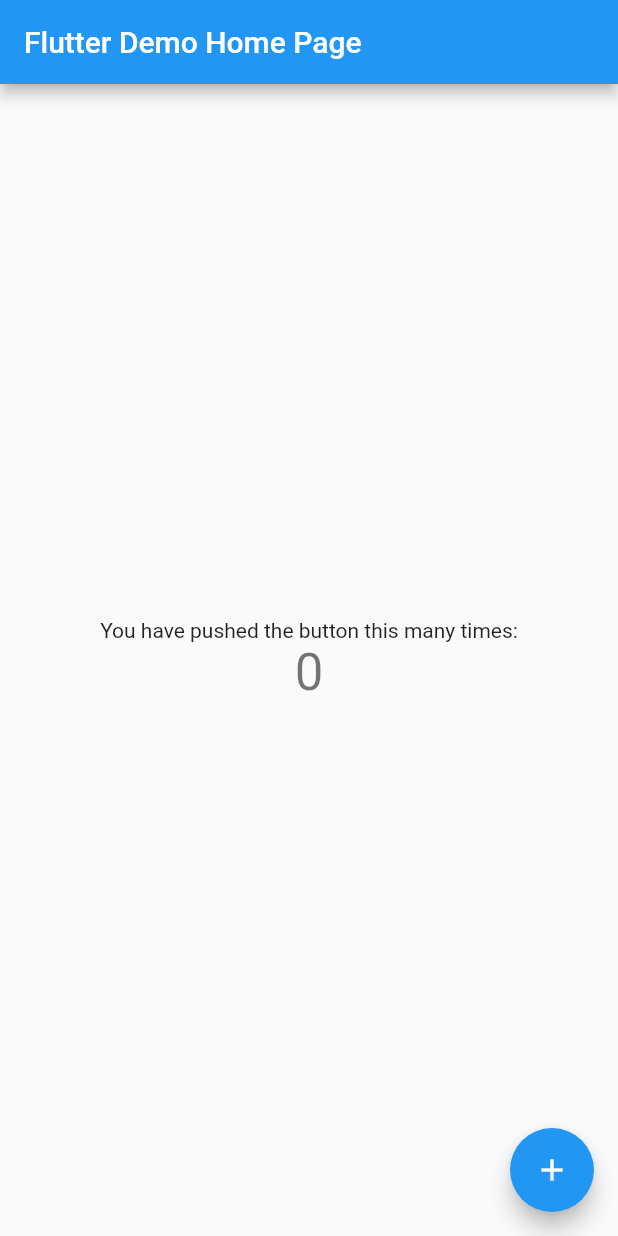
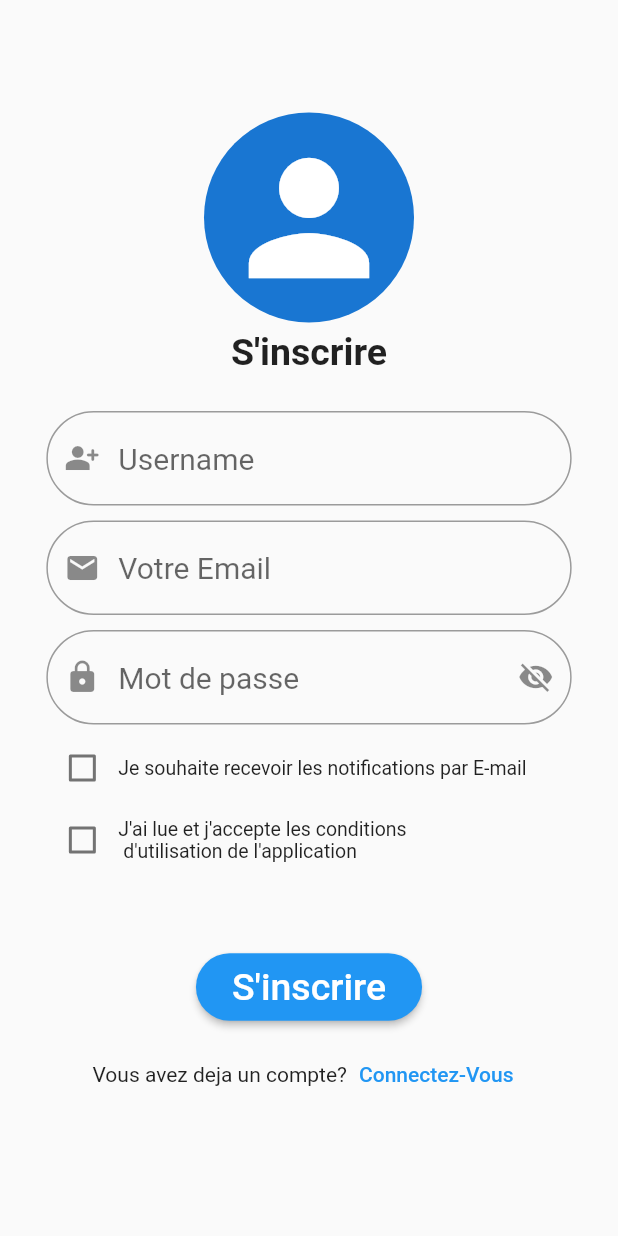
Before and after one commit to danofred00/TopQuizzApp, a Flutter app: the screen it shows after launch, on a phone screen of 412 x 824 dp. Run offline on Flutter 3.47's test engine with Material 2 defaults, Android fonts, the phone set to English and light mode, and no system bars.

Commit message:
Adding home's Login From

```diff
--- a/lib/main.dart
+++ b/lib/main.dart
@@ -1,4 +1,7 @@
 import 'package:flutter/material.dart';
+import 'package:top_quizz_project/screens/sign_screen/forgot_pwd_screen.dart';
+import 'package:top_quizz_project/screens/sign_screen/sign_in_screen.dart';
+import 'package:top_quizz_project/screens/sign_screen/sign_up_screen.dart';
 
 void main() {
   runApp(const MyApp());
@@ -11,105 +14,12 @@
   @override
   Widget build(BuildContext context) {
     return MaterialApp(
-      title: 'Flutter Demo',
+      title: 'TopQuizz',
       theme: ThemeData(
-        // This is the theme of your application.
-        //
-        // Try running your application with "flutter run". You'll see the
-        // application has a blue toolbar. Then, without quitting the app, try
-        // changing the primarySwatch below to Colors.green and then invoke
-        // "hot reload" (press "r" in the console where you ran "flutter run",
-        // or simply save your changes to "hot reload" in a Flutter IDE).
-        // Notice that the counter didn't reset back to zero; the application
-        // is not restarted.
         primarySwatch: Colors.blue,
       ),
-      home: const MyHomePage(title: 'Flutter Demo Home Page'),
+      debugShowCheckedModeBanner: false,
+      home: const SignUpPage(),
     );
   }
 }
-
-class MyHomePage extends StatefulWidget {
-  const MyHomePage({super.key, required this.title});
-
-  // This widget is the home page of your application. It is stateful, meaning
-  // that it has a State object (defined below) that contains fields that affect
-  // how it looks.
-
-  // This class is the configuration for the state. It holds the values (in this
-  // case the title) provided by the parent (in this case the App widget) and
-  // used by the build method of the State. Fields in a Widget subclass are
-  // always marked "final".
-
-  final String title;
-
-  @override
-  State<MyHomePage> createState() => _MyHomePageState();
-}
-
-class _MyHomePageState extends State<MyHomePage> {
-  int _counter = 0;
-
-  void _incrementCounter() {
-    setState(() {
-      // This call to setState tells the Flutter framework that something has
-      // changed in this State, which causes it to rerun the build method below
-      // so that the display can reflect the updated values. If we changed
-      // _counter without calling setState(), then the build method would not be
-      // called again, and so nothing would appear to happen.
-      _counter++;
-    });
-  }
-
-  @override
-  Widget build(BuildContext context) {
-    // This method is rerun every time setState is called, for instance as done
-    // by the _incrementCounter method above.
-    //
-    // The Flutter framework has been optimized to make rerunning build methods
-    // fast, so that you can just rebuild anything that needs updating rather
-    // than having to individually change instances of widgets.
-    return Scaffold(
-      appBar: AppBar(
-        // Here we take the value from the MyHomePage object that was created by
-        // the App.build method, and use it to set our appbar title.
-        title: Text(widget.title),
-      ),
-      body: Center(
-        // Center is a layout widget. It takes a single child and positions it
-        // in the middle of the parent.
-        child: Column(
-          // Column is also a layout widget. It takes a list of children and
-          // arranges them vertically. By default, it sizes itself to fit its
-          // children horizontally, and tries to be as tall as its parent.
-          //
-          // Invoke "debug painting" (press "p" in the console, choose the
-          // "Toggle Debug Paint" action from the Flutter Inspector in Android
-          // Studio, or the "Toggle Debug Paint" command in Visual Studio Code)
-          // to see the wireframe for each widget.
-          //
-          // Column has various properties to control how it sizes itself and
-          // how it positions its children. Here we use mainAxisAlignment to
-          // center the children vertically; the main axis here is the vertical
-          // axis because Columns are vertical (the cross axis would be
-          // horizontal).
-          mainAxisAlignment: MainAxisAlignment.center,
-          children: <Widget>[
-            const Text(
-              'You have pushed the button this many times:',
-            ),
-            Text(
-              '$_counter',
-              style: Theme.of(context).textTheme.headline4,
-            ),
-          ],
-        ),
-      ),
-      floatingActionButton: FloatingActionButton(
-        onPressed: _incrementCounter,
-        tooltip: 'Increment',
-        child: const Icon(Icons.add),
-      ), // This trailing comma makes auto-formatting nicer for build methods.
-    );
-  }
-}
--- /dev/null
+++ b/lib/screens/sign_screen/global_components.dart
@@ -0,0 +1,92 @@
+import 'package:flutter/material.dart';
+
+class SignScreenIconWidget extends StatelessWidget {
+  final String text;
+  const SignScreenIconWidget(this.text, {super.key});
+
+  @override
+  Widget build(BuildContext context) {
+    return Column(children: <Widget>[
+      SizedBox(
+        height: 50,
+      ),
+      // Icon Area
+      const Padding(
+          padding: EdgeInsets.all(5),
+          child: CircleAvatar(
+            radius: 70,
+            child: Icon(
+              Icons.person,
+              size: 120,
+            ),
+          )),
+      Text(
+        text,
+        style: const TextStyle(fontSize: 25, fontWeight: FontWeight.bold),
+      )
+    ]);
+  }
+}
+
+class SignScreenTextForm extends StatelessWidget {
+
+  final String hintText;
+  final TextInputType keyboardType;
+  final Icon icon;
+  Widget? suffixIcon;
+  final bool obscureText;
+
+  SignScreenTextForm(
+      {required this.hintText,
+      this.keyboardType = TextInputType.text,
+      required this.icon,
+      this.suffixIcon,
+      this.obscureText = false,
+      super.key});
+
+  @override
+  Widget build(BuildContext context) {
+    return Container(
+      margin: const EdgeInsets.symmetric(vertical: 5),
+      child: TextFormField(
+        keyboardType: keyboardType,
+        decoration:
+            InputDecoration(
+              border: const OutlineInputBorder(
+                borderRadius: BorderRadius.all(Radius.circular(50))
+              ),
+              prefixIcon: icon,
+              suffixIcon: suffixIcon,
+              hintText: hintText,
+            ),
+
+        obscureText: obscureText,
+        style: const TextStyle(fontSize: 20),
+      ),
+    );
+  }
+}
+
+class SignScreenButtonForm extends StatelessWidget {
+
+  final String text;
+  final void Function() onPressed;
+
+  const SignScreenButtonForm({required this.text, required this.onPressed, super.key});
+
+  @override
+  Widget build(BuildContext context) {
+    return ElevatedButton(
+      onPressed: onPressed,
+      child: Padding(
+        padding: const EdgeInsets.all(8.0),
+        child: Text(text, style: const TextStyle(fontSize: 25,),),
+      ),
+      style: ButtonStyle(
+        shape: MaterialStatePropertyAll<RoundedRectangleBorder>(RoundedRectangleBorder(
+          borderRadius: BorderRadius.all(Radius.circular(30))
+        ))
+      ),
+    );
+  }
+}
--- /dev/null
+++ b/lib/screens/sign_screen/sign_up_screen.dart
@@ -0,0 +1,140 @@
+import 'package:flutter/material.dart';
+import 'global_components.dart';
+
+class SignUpPage extends StatefulWidget {
+  const SignUpPage({super.key});
+
+  @override
+  State<SignUpPage> createState() => _SignUpPageState();
+}
+
+class _SignUpPageState extends State<SignUpPage> {
+  final GlobalKey _formKey = GlobalKey<FormState>();
+  bool _enableNotif = false;
+  bool _showedPassword = false;
+
+  _SignUpPageState();
+
+  @override
+  Widget build(BuildContext context) {
+    return Scaffold(
+      body: SingleChildScrollView(
+        padding: const EdgeInsets.symmetric(vertical: 20),
+        child: Row(
+          mainAxisAlignment: MainAxisAlignment.spaceAround,
+          children: [
+            Column(
+              children: <Widget>[
+                const SignScreenIconWidget("S'inscrire"),
+
+                const SizedBox(
+                  height: 20,
+                ),
+                // form section
+                Container(
+                  width: (MediaQuery.of(context).size.width * 85) / 100,
+                  child: Form(
+                    key: _formKey,
+                    child: Column(
+                      children: [
+
+                        // input name area
+                        SignScreenTextForm(
+                          hintText: 'Username',
+                          icon: const Icon(Icons.person_add_alt_rounded),
+                          keyboardType: TextInputType.text,
+                        ),
+
+                        // input email area
+                        SignScreenTextForm(
+                          hintText: 'Votre Email',
+                          icon: const Icon(Icons.mail),
+                          keyboardType: TextInputType.emailAddress,
+                        ),
+
+                        // input password area
+                        SignScreenTextForm(
+                            hintText: 'Mot de passe',
+                            icon: const Icon(Icons.lock),
+                            keyboardType: TextInputType.text,
+                            obscureText: !_showedPassword,
+                            suffixIcon: IconButton(
+                                    onPressed: () => setState(() {
+                                          _showedPassword = !_showedPassword;
+                                        }),
+                                    icon: Icon(_showedPassword? Icons.visibility : Icons.visibility_off))
+                        ),
+
+                        // Remember Me
+                        Row(
+                          children: [
+                            Checkbox(
+                              value: _enableNotif,
+                              onChanged: (value) => setState(() {
+                                _enableNotif = value!;
+                              }),
+                            ),
+                            const Text(
+                              'Je souhaite recevoir les notifications par E-mail',
+                              style: TextStyle(fontSize: 13),
+                            )
+                          ],
+                        ),
+                        Wrap(
+                          children: [Row(
+                            children: [
+                              Checkbox(
+                                value: _enableNotif,
+                                onChanged: (value) => setState(() {
+                                  _enableNotif = value!;
+                                }),
+                              ),
+                              const Text(
+                                "J'ai lue et j'accepte les conditions\n d'utilisation de l'application",
+                                style: TextStyle(fontSize: 13),
+                              )
+                            ],
+                          )],
+                        ),
+
+                        //space
+                        const SizedBox(
+                          height: 50,
+                        ),
+                        // boutons
+                        // login button
+                        SignScreenButtonForm(
+                          text: "S'inscrire",
+                          onPressed: () {},
+                        ),
+
+                        //space
+                        const SizedBox(
+                          height: 10,
+                        ),
+                        // sign-up TextButton
+                        Row(
+                          mainAxisAlignment: MainAxisAlignment.center,
+                          children: [
+                            const Text("Vous avez deja un compte?"),
+                            TextButton(
+                                onPressed: () {}, child: const Text('Connectez-Vous'))
+                          ],
+                        ),
+
+                        //space
+                        const SizedBox(
+                          height: 30,
+                        ),
+                      ],
+                    ),
+                  ),
+                )
+              ],
+            ),
+          ],
+        ),
+      ),
+    );
+  }
+}
```
Also changed, not shown: lib/screens/sign_screen/forgot_pwd_screen.dart (added, +86 -0 lines), lib/screens/sign_screen/sign_in_screen.dart (added, +161 -0 lines).
